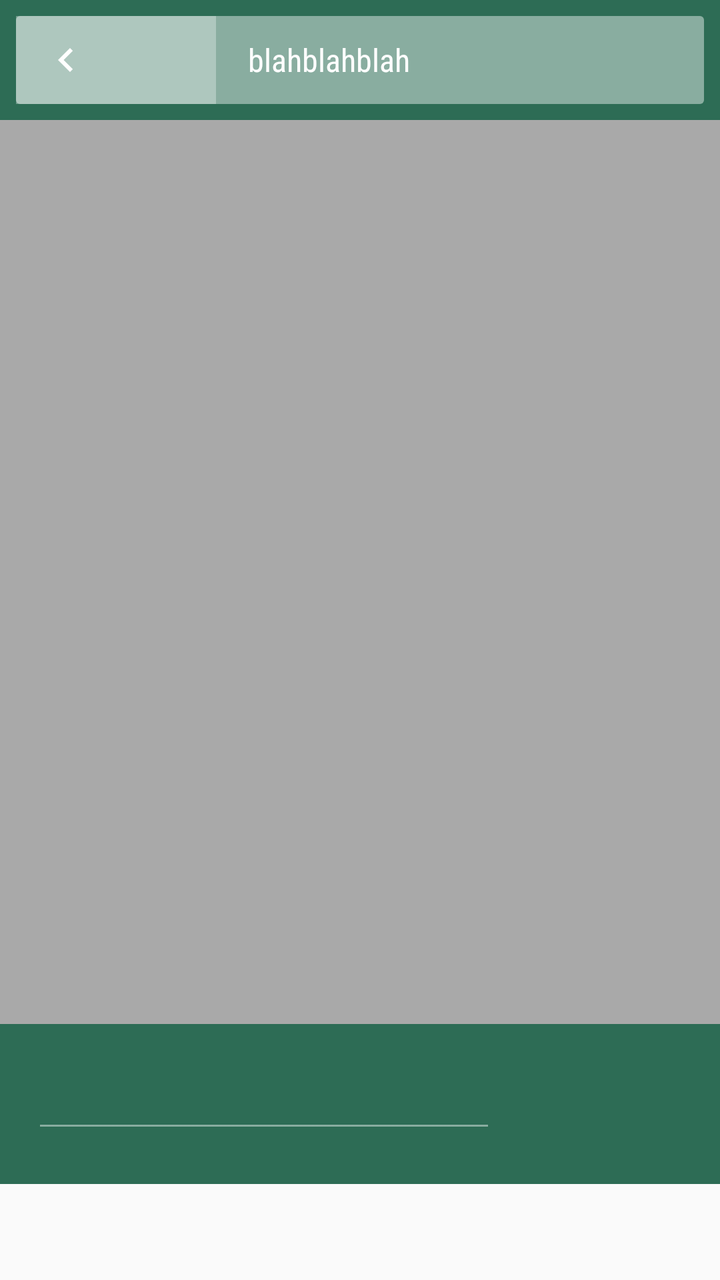
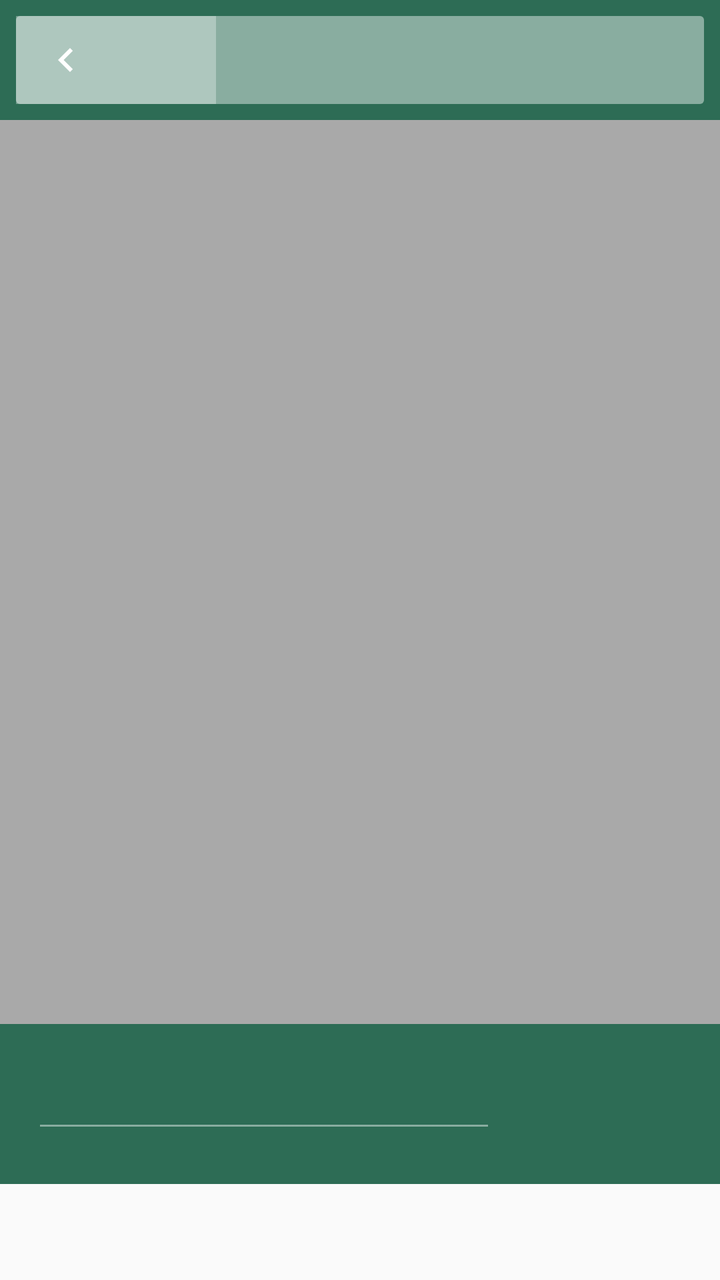

An Android layout rendered at two revisions. The XML below is the earlier revision; the diff shows what the commit changed to produce the second picture.
<!-- AndroidManifest.xml: another module's application theme MyTheme -->
<!-- res/layout/custom_storage_list.xml -->
<?xml version="1.0" encoding="utf-8"?>
<FrameLayout xmlns:android="http://schemas.android.com/apk/res/android"
    xmlns:app="http://schemas.android.com/apk/res-auto"
    android:layout_width="match_parent"
    android:layout_height="match_parent">

    <RelativeLayout
        android:id="@+id/secondary_container"
        android:layout_width="match_parent"
        android:layout_height="match_parent">

        <RelativeLayout
            android:id="@+id/custom_path_header"
            android:layout_width="match_parent"
            android:layout_height="60dp"
            android:background="@color/colorPrimary">

            <LinearLayout
                android:layout_width="match_parent"
                android:layout_height="match_parent"
                android:layout_centerInParent="true"
                android:layout_margin="8dp"
                android:background="@drawable/path_layout_bg"
                android:orientation="horizontal">

                <RelativeLayout
                    android:id="@+id/back_button_holder"
                    android:layout_width="50dp"
                    android:layout_height="match_parent"
                    android:background="@color/chevronBgColor">

                    <ImageButton
                        android:id="@+id/back_button"
                        android:layout_width="wrap_content"
                        android:layout_height="wrap_content"
                        android:layout_centerInParent="true"
                        android:background="@android:color/transparent"
                        android:src="@drawable/ic_chevron_left_white_24dp" />

                </RelativeLayout>


                
                <RelativeLayout
                    android:id="@+id/new_folder_button_holder"
                    android:layout_width="50dp"
                    android:layout_height="match_parent"
                    android:background="@color/chevronBgColor">

                    <include layout="@layout/layout_new_folder_iv" />

                </RelativeLayout>


                <TextView
                    android:id="@+id/path_chosen"
                    android:layout_width="wrap_content"
                    android:layout_height="wrap_content"
                    android:layout_gravity="center_vertical"
                    android:layout_marginEnd="16dp"
                    android:layout_marginRight="16dp"
                    android:layout_marginStart="16dp"
                    android:layout_marginLeft="16dp"
                    android:fontFamily="sans-serif-condensed"
                    android:text="blahblahblah"
                    android:textColor="@android:color/white"
                    android:textSize="16sp" />

            </LinearLayout>

        </RelativeLayout>

        <Button
            android:id="@+id/select_button"
            android:layout_width="wrap_content"
            android:layout_height="wrap_content"
            android:layout_alignParentBottom="true"
            android:layout_alignParentEnd="true"
            android:layout_alignParentRight="true"
            android:layout_marginEnd="8dp"
            android:layout_marginLeft="8dp"
            android:layout_marginRight="8dp"
            android:background="@android:color/transparent"
            android:textColor="@color/colorPrimaryDark"
            android:textStyle="bold" />

        <ListView
            android:id="@+id/storage_list_view"
            android:layout_width="match_parent"
            android:layout_height="wrap_content"
            android:layout_above="@id/select_button"
            android:layout_below="@id/custom_path_header"
            android:divider="@null"
            android:longClickable="true" />

        <ProgressBar
            android:id="@+id/files_loader"
            style="?android:progressBarStyleHorizontal"
            android:layout_width="wrap_content"
            android:layout_height="wrap_content"
            android:layout_below="@+id/custom_path_header"
            android:visibility="invisible"
            />


        
        <RelativeLayout
            android:id="@+id/new_folder_view"
            android:layout_width="match_parent"
            android:layout_height="80dp"
            android:layout_above="@id/select_button"
            android:background="@color/colorPrimary">

            <EditText
                android:id="@+id/et_folder_name"
                android:layout_width="match_parent"
                android:layout_height="wrap_content"
                android:layout_alignParentLeft="true"
                android:layout_alignParentStart="true"
                android:layout_centerVertical="true"
                android:layout_margin="16dp"
                android:layout_toLeftOf="@+id/create_folder_button"
                android:layout_toStartOf="@+id/create_folder_button"
                android:backgroundTint="@color/pathLayoutBgColor"
                android:maxLength="50"
                android:maxLines="1"
                android:singleLine="true"
                android:textColor="@android:color/white"
                android:textColorHint="@color/chevronBgColor"
                android:textSize="16sp" />

            <Button
                android:id="@+id/create_folder_button"
                android:layout_width="wrap_content"
                android:layout_height="match_parent"
                android:layout_alignParentEnd="true"
                android:layout_alignParentRight="true"
                android:layout_centerVertical="true"
                android:layout_marginBottom="16dp"
                android:layout_marginEnd="8dp"
                android:layout_marginRight="8dp"
                android:layout_marginTop="16dp"
                android:background="@null"
                android:textColor="@android:color/white" />

        </RelativeLayout>


        
        <View
            android:id="@+id/inactive_gradient"
            android:layout_width="match_parent"
            android:layout_height="match_parent"
            android:layout_above="@id/new_folder_view"
            android:layout_below="@id/custom_path_header"
            android:background="@color/inactiveGradientColor" />

        <com.google.android.material.floatingactionbutton.FloatingActionButton
            android:id="@+id/multiple_selection_done_fab"
            app:fabSize="normal"
            android:layout_width="wrap_content"
            android:layout_height="wrap_content"
            android:layout_alignParentBottom="true"
            android:layout_alignParentEnd="true"
            android:layout_alignParentRight="true"
            android:layout_margin="16dp"
            android:src="@drawable/ic_check_white_24dp"
            android:visibility="invisible" />

    </RelativeLayout>

</FrameLayout>
<!-- res/layout/layout_new_folder_iv.xml (included above) -->
<?xml version="1.0" encoding="utf-8"?>
<ImageView xmlns:android="http://schemas.android.com/apk/res/android"
    xmlns:app="http://schemas.android.com/apk/res-auto"
    android:id="@+id/new_folder_iv"
    android:layout_width="wrap_content"
    android:layout_height="wrap_content"
    android:layout_centerInParent="true"
    app:srcCompat="@drawable/plus" />
<!-- resources referenced by this layout -->
<resources>
  <color name="chevronBgColor">#50ffffff</color>
  <color name="colorPrimary">#2d6c55</color>
  <color name="colorPrimaryDark">#235644</color>
  <color name="inactiveGradientColor">#53000000</color>
  <color name="pathLayoutBgColor">#70ffffff</color>
  <!-- drawable ic_check_white_24dp: png bitmap (drawable-hdpi, 500 bytes) -->
  <!-- drawable ic_chevron_left_white_24dp: png bitmap (drawable-hdpi, 221 bytes) -->
  <!-- drawable path_layout_bg (drawable) -->
  <?xml version="1.0" encoding="UTF-8"?>
  <shape xmlns:android="http://schemas.android.com/apk/res/android">
      <solid android:color="@color/pathLayoutBgColor" />
      <corners android:radius="2dp" />
  </shape>
  <!-- drawable plus (drawable) -->
  <vector xmlns:android="http://schemas.android.com/apk/res/android"
      android:width="24dp"
      android:height="24dp"
      android:viewportHeight="24"
      android:viewportWidth="24">
      <group
          android:name="rotationGroup"
          android:pivotX="12"
          android:pivotY="12">
          <path
              android:fillColor="#fff"
              android:pathData="M19,13H13V19H11V13H5V11H11V5H13V11H19V13Z" />
      </group>
  </vector>
  <style name="MyTheme" parent="MyTheme.Base">
      </style>
  <style name="MyTheme.Base" parent="Theme.AppCompat.DayNight.NoActionBar">
          <item name="colorPrimary">@color/colorPrimary</item>
          <item name="colorPrimaryDark">@color/colorPrimaryDark</item>
          <item name="colorAccent">@color/colorAccent</item>
          <item name="actionBarStyle">@style/MyActionBar</item>
          <item name="android:statusBarColor">@color/statusBarColor</item>
      </style>
  <color name="colorAccent">#ff9c40</color>
  <style name="MyActionBar" parent="@style/Widget.AppCompat.ActionBar.Solid">
          <item name="titleTextStyle">@style/MyTitleTextStyle</item>
      </style>
  <color name="statusBarColor">#1976D2</color>
  <style name="MyTitleTextStyle" parent="@style/TextAppearance.AppCompat.Widget.ActionBar.Title">
          <item name="android:textColor">#FFFFFFFF</item>
      </style>
</resources>

<!-- the commit's change to res/layout/custom_storage_list.xml (unified diff, before → after) -->
@@ -62,7 +62,7 @@
                     android:layout_marginStart="16dp"
                     android:layout_marginLeft="16dp"
                     android:fontFamily="sans-serif-condensed"
-                    android:text="blahblahblah"
+                    android:text=""
                     android:textColor="@android:color/white"
                     android:textSize="16sp" />
 
